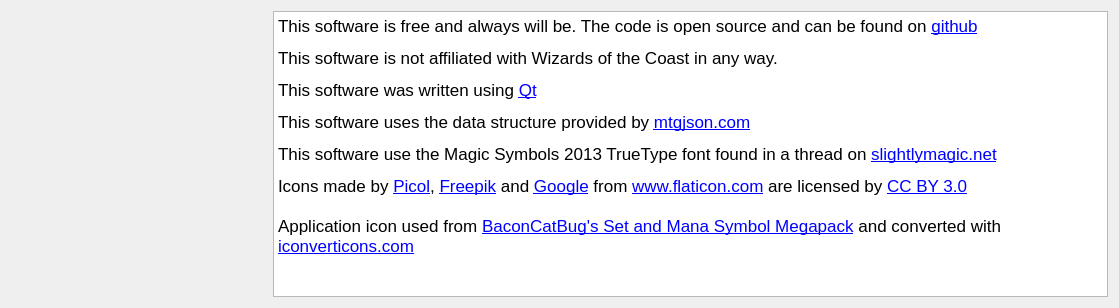
stijnvermeir/mtgcards, file mtgcards/aboutdialog.ui: the form before one commit.
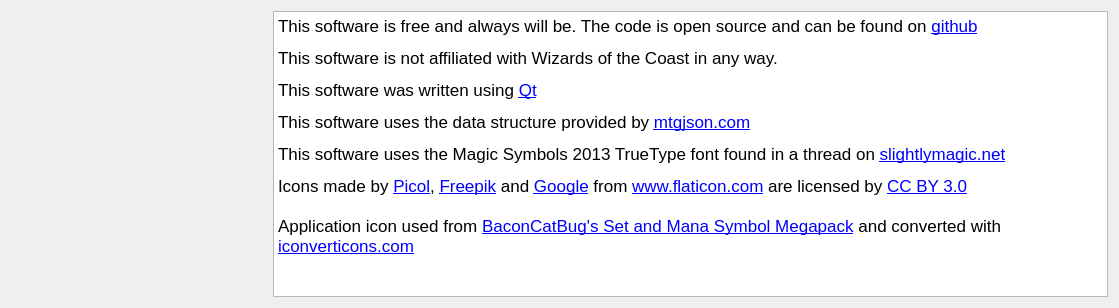
The form after the commit. Icons and pictures are not drawn.

```diff
--- a/mtgcards/aboutdialog.ui
+++ b/mtgcards/aboutdialog.ui
@@ -82,7 +82,7 @@
 &lt;p style=&quot; margin-top:12px; margin-bottom:12px; margin-left:0px; margin-right:0px; -qt-block-indent:0; text-indent:0px;&quot;&gt;This software is not affiliated with Wizards of the Coast in any way.&lt;/p&gt;
 &lt;p style=&quot; margin-top:12px; margin-bottom:12px; margin-left:0px; margin-right:0px; -qt-block-indent:0; text-indent:0px;&quot;&gt;This software was written using &lt;a href=&quot;http://www.qt.io&quot;&gt;&lt;span style=&quot; text-decoration: underline; color:#0000ff;&quot;&gt;Qt&lt;/span&gt;&lt;/a&gt;&lt;/p&gt;
 &lt;p style=&quot; margin-top:12px; margin-bottom:12px; margin-left:0px; margin-right:0px; -qt-block-indent:0; text-indent:0px;&quot;&gt;This software uses the data structure provided by &lt;a href=&quot;http://www.mtgjson.com&quot;&gt;&lt;span style=&quot; text-decoration: underline; color:#0000ff;&quot;&gt;mtgjson.com&lt;/span&gt;&lt;/a&gt;&lt;/p&gt;
-&lt;p style=&quot; margin-top:12px; margin-bottom:12px; margin-left:0px; margin-right:0px; -qt-block-indent:0; text-indent:0px;&quot;&gt;This software use the Magic Symbols 2013 TrueType font found in a thread on &lt;a href=&quot;http://www.slightlymagic.net/forum/viewtopic.php?f=15&amp;amp;t=4430&amp;amp;start=15#p128850&quot;&gt;&lt;span style=&quot; text-decoration: underline; color:#0000ff;&quot;&gt;slightlymagic.net&lt;/span&gt;&lt;/a&gt;&lt;/p&gt;
+&lt;p style=&quot; margin-top:12px; margin-bottom:12px; margin-left:0px; margin-right:0px; -qt-block-indent:0; text-indent:0px;&quot;&gt;This software uses the Magic Symbols 2013 TrueType font found in a thread on &lt;a href=&quot;http://www.slightlymagic.net/forum/viewtopic.php?f=15&amp;amp;t=4430&amp;amp;start=15#p128850&quot;&gt;&lt;span style=&quot; text-decoration: underline; color:#0000ff;&quot;&gt;slightlymagic.net&lt;/span&gt;&lt;/a&gt;&lt;/p&gt;
 &lt;p style=&quot; margin-top:0px; margin-bottom:0px; margin-left:0px; margin-right:0px; -qt-block-indent:0; text-indent:0px;&quot;&gt;Icons made by &lt;a href=&quot;http://www.flaticon.com/authors/picol&quot;&gt;&lt;span style=&quot; text-decoration: underline; color:#0000ff;&quot;&gt;Picol&lt;/span&gt;&lt;/a&gt;, &lt;a href=&quot;http://www.flaticon.com/authors/freepik&quot;&gt;&lt;span style=&quot; text-decoration: underline; color:#0000ff;&quot;&gt;Freepik&lt;/span&gt;&lt;/a&gt; and &lt;a href=&quot;http://www.flaticon.com/authors/google&quot;&gt;&lt;span style=&quot; text-decoration: underline; color:#0000ff;&quot;&gt;Google&lt;/span&gt;&lt;/a&gt; from &lt;a href=&quot;http://www.flaticon.com&quot;&gt;&lt;span style=&quot; text-decoration: underline; color:#0000ff;&quot;&gt;www.flaticon.com&lt;/span&gt;&lt;/a&gt; are licensed by &lt;a href=&quot;http://creativecommons.org/licenses/by/3.0/&quot;&gt;&lt;span style=&quot; text-decoration: underline; color:#0000ff;&quot;&gt;CC BY 3.0&lt;/span&gt;&lt;/a&gt;&lt;/p&gt;
 &lt;p style=&quot;-qt-paragraph-type:empty; margin-top:0px; margin-bottom:0px; margin-left:0px; margin-right:0px; -qt-block-indent:0; text-indent:0px; text-decoration: underline; color:#0000ff;&quot;&gt;&lt;br /&gt;&lt;/p&gt;
 &lt;p style=&quot; margin-top:0px; margin-bottom:0px; margin-left:0px; margin-right:0px; -qt-block-indent:0; text-indent:0px;&quot;&gt;&lt;span style=&quot; color:#000000;&quot;&gt;Application icon used from &lt;/span&gt;&lt;a href=&quot;http://www.mtgsalvation.com/forums/creativity/artwork/494438-baconcatbugs-set-and-mana-symbol-megapack&quot;&gt;&lt;span style=&quot; text-decoration: underline; color:#0000ff;&quot;&gt;BaconCatBug's Set and Mana Symbol Megapack&lt;/span&gt;&lt;/a&gt; and converted with &lt;a href=&quot;https://iconverticons.com/online/&quot;&gt;&lt;span style=&quot; text-decoration: underline; color:#0000ff;&quot;&gt;iconverticons.com&lt;/span&gt;&lt;/a&gt;&lt;/p&gt;&lt;/body&gt;&lt;/html&gt;</string>
```
